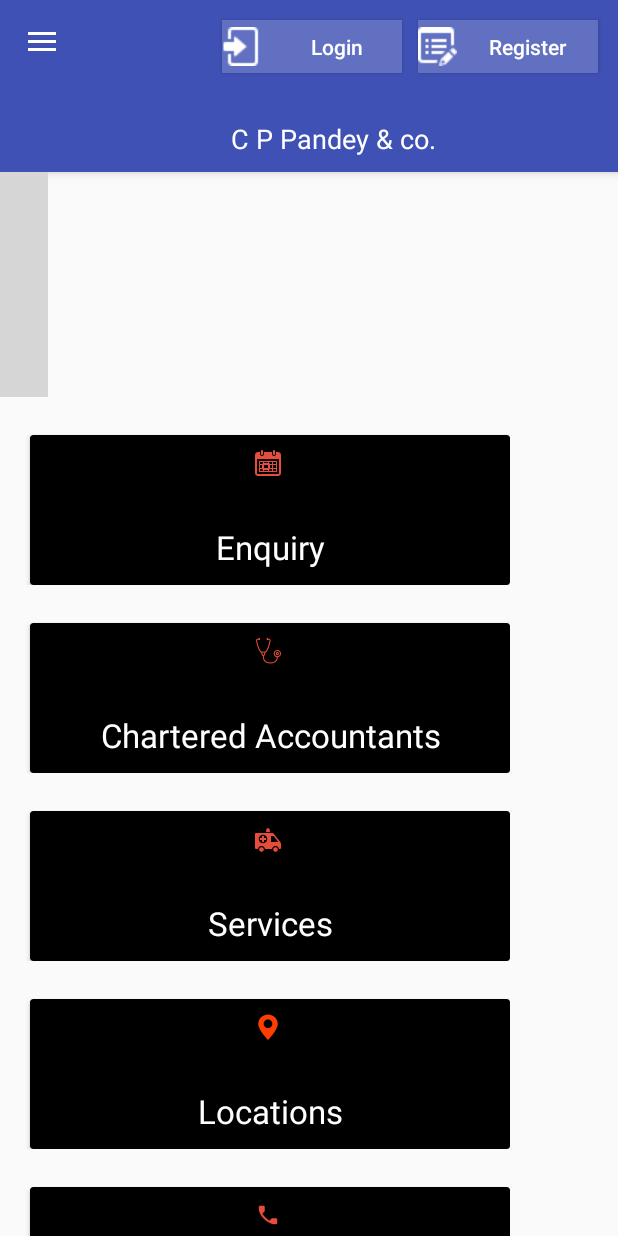
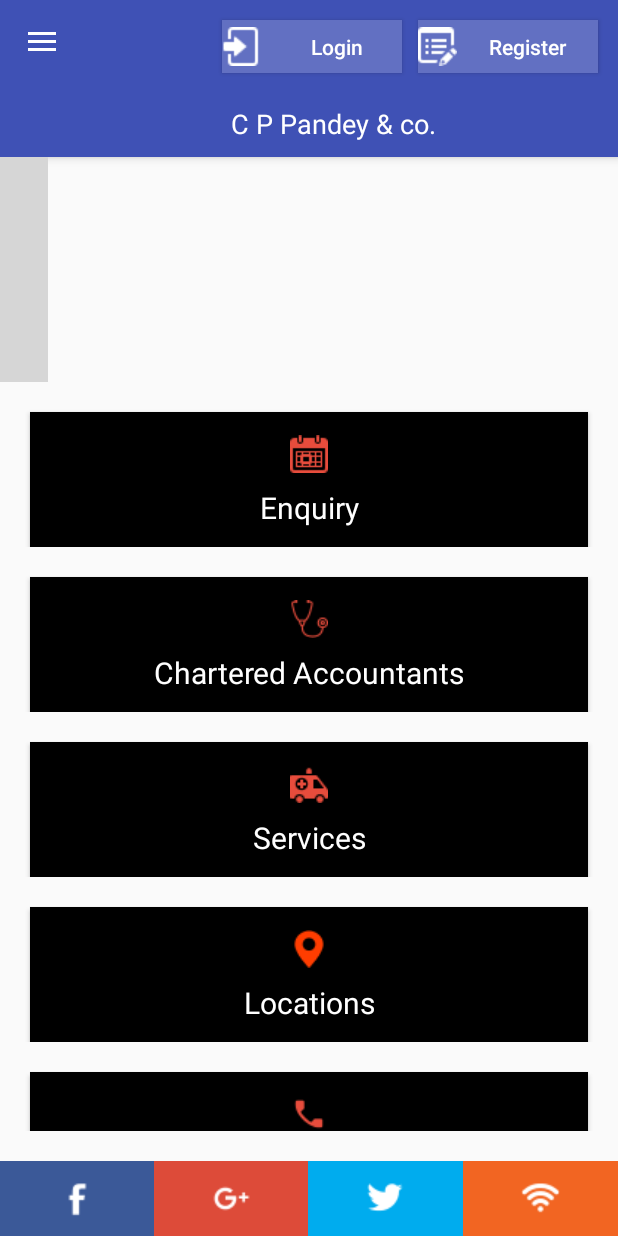
Before and after one commit to Nagarajsk/demoapp, an Android app: the screen it shows after launch (MainActivity), on a phone screen of 412 x 824 dp. Run offline under Robolectric (Android 15) with nearby library versions, the phone set to English and light mode, and no system bars; libraries missing offline, so code that uses them is left out: com.synnapps.carouselview; plain views replace CarouselView; 3 statements that could not run were skipped; grey boxes are pictures that could not be loaded.

Commit message:
Added footer buttons and changed some ui git add .

```diff
--- a/DemoApp/app/src/main/res/layout/activity_main.xml
+++ b/DemoApp/app/src/main/res/layout/activity_main.xml
@@ -1,6 +1,7 @@
 <?xml version="1.0" encoding="utf-8"?>
-<LinearLayout android:id="@+id/frame"
+<RelativeLayout android:id="@+id/frame"
     android:layout_width="match_parent"
+    android:gravity="center_vertical|bottom"
     android:layout_height="match_parent"
     app:layout_behavior="@string/appbar_scrolling_view_behavior"
     xmlns:android="http://schemas.android.com/apk/res/android"
@@ -21,10 +22,11 @@
 
     <android.support.v7.widget.RecyclerView
         android:id="@+id/cardList"
-        android:layout_width="wrap_content"
+        android:layout_below="@+id/carouselView"
+        android:layout_width="match_parent"
         android:layout_height="wrap_content"
-
-        android:scrollbars="vertical" />
+        android:scrollbars="vertical"
+        android:layout_marginBottom="70dp"/>
 
     <!-- Footer aligned to bottom -->
    <LinearLayout
@@ -33,35 +35,37 @@
             android:layout_width="match_parent"
             android:layout_height="wrap_content"
            android:layout_alignParentBottom="true"
-        android:gravity="left"
+            android:gravity="start"
             android:orientation="horizontal">
-   <Button
+
+            <ImageButton
                android:layout_weight="1"
-       android:layout_width="wrap_content"
-       android:layout_height="wrap_content"
-       android:background="@color/fb"
-       android:drawableStart="@drawable/facebook"/>
+               android:layout_width="0dp"
+               android:layout_height="50dp"
+               android:background="@color/facebook"
+               android:src="@drawable/facebook"/>
 
-   <Button
+            <ImageButton
                android:layout_weight="1"
-       android:layout_width="wrap_content"
-       android:layout_height="wrap_content"
-        android:background="@color/g_plus"
-       android:drawableStart="@drawable/google_plus"/>
+               android:layout_width="0dp"
+               android:layout_height="50dp"
+                android:background="@color/googleplus"
+               android:src="@drawable/google_plus"/>
 
-   <Button
+            <ImageButton
                android:layout_weight="1"
-       android:layout_width="wrap_content"
-       android:layout_height="wrap_content"
-       android:background="@color/twit"
-       android:drawableStart="@drawable/twitter"/>
+               android:layout_width="0dp"
+               android:layout_height="50dp"
+               android:background="@color/twitter"
+               android:src="@drawable/twitter"/>
 
-   <Button
+            <ImageButton
                android:layout_weight="1"
-       android:layout_width="wrap_content"
-       android:layout_height="wrap_content"
+               android:layout_width="0dp"
+               android:layout_height="50dp"
                android:background="@color/wireless"
-       android:drawableStart="@drawable/wifi_wireless"/>
+               android:src="@drawable/wifi_wireless"/>
        </LinearLayout>
 
-</LinearLayout>
+
+</RelativeLayout>
--- a/DemoApp/app/src/main/res/layout/app_bar_navigation_drawer.xml
+++ b/DemoApp/app/src/main/res/layout/app_bar_navigation_drawer.xml
@@ -18,7 +18,7 @@
 
         <android.support.v7.widget.Toolbar
             android:id="@+id/toolbar"
-            android:layout_width="match_parent"
+            android:layout_width="wrap_content"
             android:layout_height="wrap_content"
             android:background="?attr/colorPrimary"
             app:popupTheme="@style/AppTheme.PopupOverlay"
@@ -68,9 +68,9 @@
                 android:id="@+id/title"
                 android:layout_width="match_parent"
                 android:layout_height="wrap_content"
-                android:layout_marginTop="80dp"
+                android:layout_marginTop="70dp"
                 android:gravity="center"
-                android:layout_marginLeft="-40dp"
+                android:layout_marginStart="-40dp"
                 android:layout_marginBottom="10dp"
                 android:text="C P Pandey &amp; co."
                 android:textColor="@color/colorAccent"
--- a/DemoApp/app/src/main/res/layout/cardview.xml
+++ b/DemoApp/app/src/main/res/layout/cardview.xml
@@ -9,20 +9,20 @@
         xmlns:card_view="http://schemas.android.com/apk/res-auto"
         xmlns:android="http://schemas.android.com/apk/res/android"
         android:id="@+id/card_view"
-        android:layout_gravity="center"
-        android:layout_width="320dp"
-        android:layout_height="100dp"
+        android:layout_width="match_parent"
+        android:layout_height="90dp"
+        android:layout_marginTop="20dp"
+        android:layout_marginStart="20dp"
+        android:layout_marginEnd="20dp"
         card_view:cardBackgroundColor="@color/colorPrimaryDark"
-        android:layout_marginTop="25dp"
-        android:layout_marginStart="20dp">
+        card_view:cardCornerRadius="0dp">
 
         <ImageView
-            android:layout_width="wrap_content"
-            android:layout_height="wrap_content"
+            android:layout_width="25dp"
+            android:layout_height="25dp"
             android:id="@+id/image_icon"
-            android:layout_marginStart="150dp"
-            android:layout_marginTop="10dp"
-            />
+            android:layout_gravity="center_horizontal"
+            android:layout_marginTop="15dp"/>
 
         <TextView
             android:id="@+id/title"
@@ -30,8 +30,8 @@
             android:layout_height="match_parent"
             android:textColor="@color/colorAccent"
             android:textAlignment="center"
-            android:layout_marginTop="60dp"
-            android:textSize="10pt"
+            android:layout_marginTop="50dp"
+            android:textSize="9pt"
             />
     </android.support.v7.widget.CardView>
 </RelativeLayout>
--- a/DemoApp/app/src/main/res/values/colors.xml
+++ b/DemoApp/app/src/main/res/values/colors.xml
@@ -4,8 +4,8 @@
     <color name="colorPrimaryDark">#000000</color>
     <color name="colorAccent">#FFFFFF</color>
     <color name="login">#6270C2</color>
-    <color name="fb">#3B5998</color>
-    <color name="g_plus">#DD4B39</color>
-    <color name="twit">#00ACEE</color>
+    <color name="facebook">#3B5998</color>
+    <color name="googleplus">#DD4B39</color>
+    <color name="twitter">#00ACEE</color>
     <color name="wireless">#F26522</color>
 </resources>
```
Lines whose indentation alone changed are shown as unchanged.
